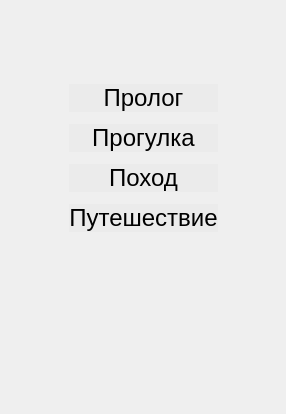
This is widget.ui in Pchelovec/PollyAndLolly as Qt 5 draws it before an edit. The edited form follows.
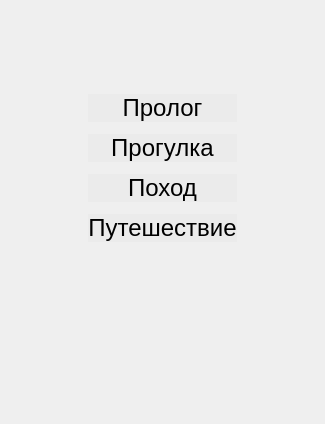
This is the edited form. The open tabs and pages were chosen to show the change. Custom widgets are drawn as their Qt base class.

What changed in the file:
```diff
--- a/widget.ui
+++ b/widget.ui
@@ -6,8 +6,8 @@
    <rect>
     <x>0</x>
     <y>0</y>
-    <width>286</width>
-    <height>414</height>
+    <width>325</width>
+    <height>424</height>
    </rect>
   </property>
   <property name="windowTitle">
```
Left out of the diff: 2 changed lines with no effect on the pictures.
